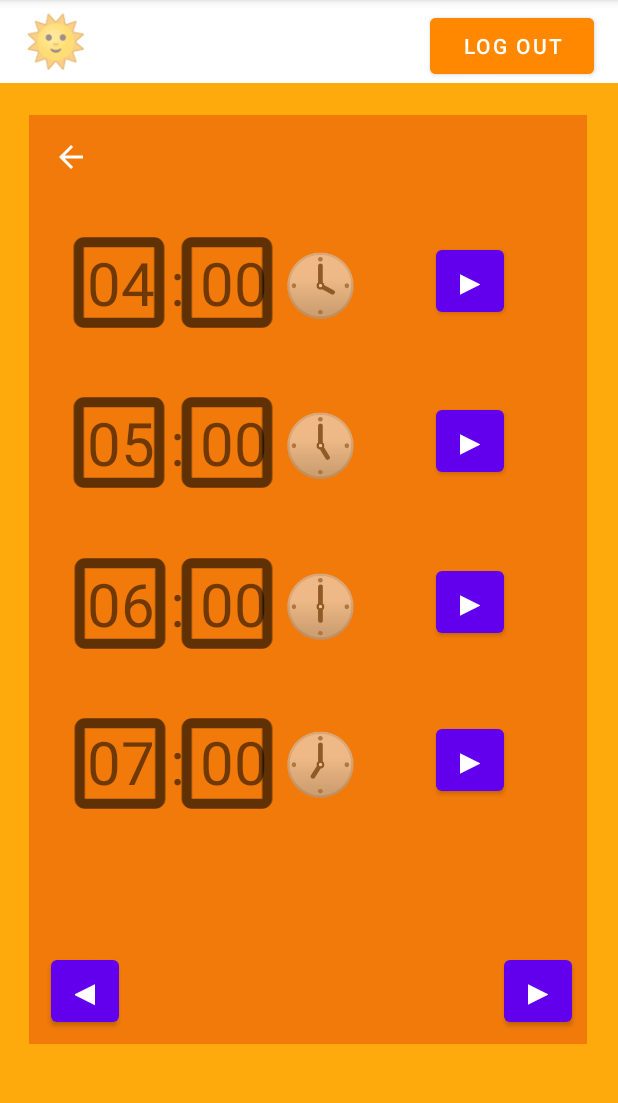
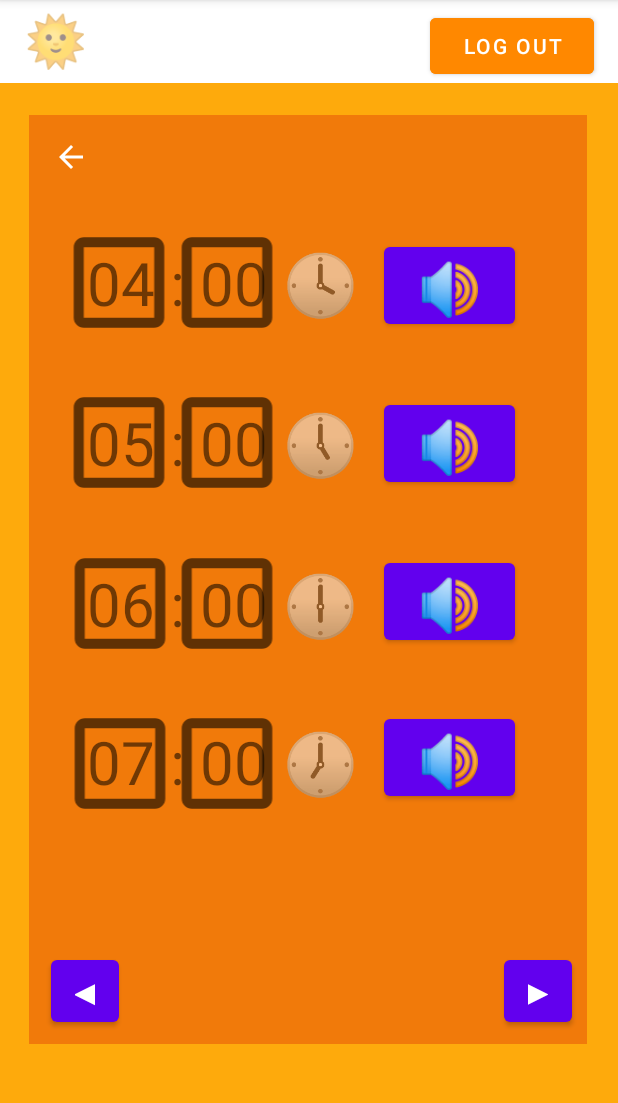
Before and after one commit to senturkkburak/AndroidProject, an Android app: the activityClocksTwo screen opened directly, with no data from a screen before it, on a phone screen of 412 x 824 dp, the part 84-1187 px from its top. Run offline under Robolectric (Android 15) with nearby library versions, the light colour scheme and no system bars.

Commit message:
sound buttons for clock pages

```diff
--- a/app/src/main/res/layout/activity_clocks_two.xml
+++ b/app/src/main/res/layout/activity_clocks_two.xml
@@ -9,10 +9,10 @@
 
     <Button
         android:id="@+id/clockFourSound"
-        android:layout_width="45dp"
-        android:layout_height="53dp"
-        android:text="▶"
-        android:textSize="24sp"
+        android:layout_width="87dp"
+        android:layout_height="63dp"
+        android:text="🔊"
+        android:textSize="34sp"
         app:layout_constraintBottom_toBottomOf="@+id/toolbar2"
         app:layout_constraintEnd_toEndOf="@+id/toolbar2"
         app:layout_constraintHorizontal_bias="0.831"
@@ -80,10 +80,10 @@
 
     <Button
         android:id="@+id/clockSevenSound"
-        android:layout_width="45dp"
-        android:layout_height="53dp"
-        android:text="▶"
-        android:textSize="24sp"
+        android:layout_width="87dp"
+        android:layout_height="63dp"
+        android:text="🔊"
+        android:textSize="34sp"
         app:layout_constraintBottom_toBottomOf="@+id/toolbar2"
         app:layout_constraintEnd_toEndOf="@+id/toolbar2"
         app:layout_constraintHorizontal_bias="0.831"
@@ -94,10 +94,10 @@
 
     <Button
         android:id="@+id/clockSixSound"
-        android:layout_width="45dp"
-        android:layout_height="53dp"
-        android:text="▶"
-        android:textSize="24sp"
+        android:layout_width="87dp"
+        android:layout_height="63dp"
+        android:text="🔊"
+        android:textSize="34sp"
         app:layout_constraintBottom_toBottomOf="@+id/toolbar2"
         app:layout_constraintEnd_toEndOf="@+id/toolbar2"
         app:layout_constraintHorizontal_bias="0.831"
@@ -108,10 +108,10 @@
 
     <Button
         android:id="@+id/clockFiveSound"
-        android:layout_width="45dp"
-        android:layout_height="53dp"
-        android:text="▶"
-        android:textSize="24sp"
+        android:layout_width="87dp"
+        android:layout_height="63dp"
+        android:text="🔊"
+        android:textSize="34sp"
         app:layout_constraintBottom_toBottomOf="@+id/toolbar2"
         app:layout_constraintEnd_toEndOf="@+id/toolbar2"
         app:layout_constraintHorizontal_bias="0.831"
```
Also changed, not shown: app/src/main/res/layout/activity_clocks_five.xml (+16 -16 lines), app/src/main/res/layout/activity_clocks_four.xml (+16 -16 lines), app/src/main/res/layout/activity_clocks_one.xml (+16 -16 lines), app/src/main/res/layout/activity_clocks_seven.xml (+16 -16 lines), app/src/main/res/layout/activity_clocks_six.xml (+16 -16 lines), app/src/main/res/layout/activity_clocks_three.xml (+16 -16 lines).
